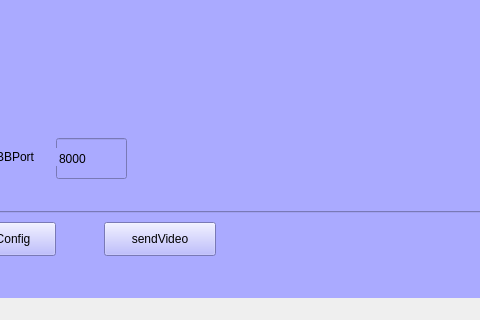
Above: mainWinUI.ui from JackzhangLOVEcode/qtprj2-ver1.0 before the change; both pictures show x 276 to 756 and y 508 to 828 of the 1101 by 828 pixel window. Below: the same form after it.
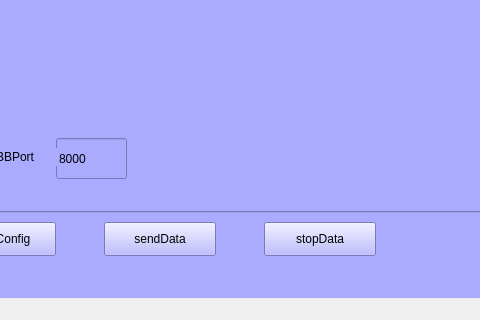
That is the form after the change.

Commit message: 优化数据收发模块，增加数据停止按钮

```diff
--- a/mainWinUI.ui
+++ b/mainWinUI.ui
@@ -2385,7 +2385,20 @@
      </rect>
     </property>
     <property name="text">
-     <string>sendVideo</string>
+     <string>sendData</string>
+    </property>
+   </widget>
+   <widget class="QPushButton" name="stopData">
+    <property name="geometry">
+     <rect>
+      <x>540</x>
+      <y>730</y>
+      <width>112</width>
+      <height>34</height>
+     </rect>
+    </property>
+    <property name="text">
+     <string>stopData</string>
     </property>
    </widget>
   </widget>
```
Left out of the diff: 2 changed lines with no effect on the pictures. The commit also changes 2 other files.
